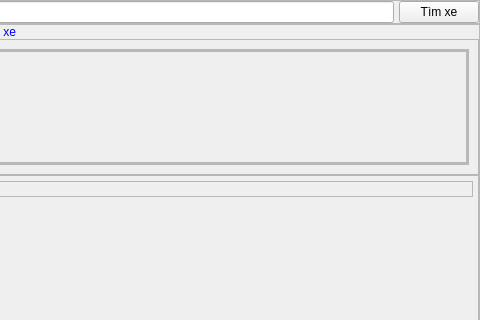
Before: the Qt Designer form Source code/view/ui/thueXe.ui in hunglequoc2001/Capstone_TKXDPM.20221_Group8, drawn with Qt 5; both pictures show x 514 to 994 and y 0 to 320 of the 994 by 742 pixel window.
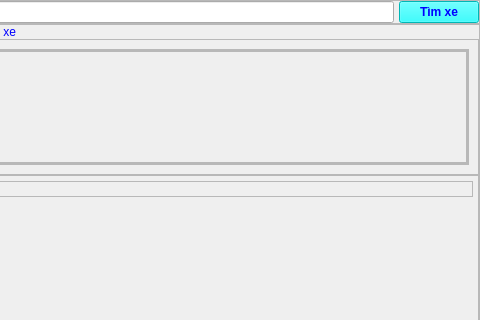
After: the same form once the commit is applied. Icons and pictures are not drawn.

```diff
--- a/Source code/view/ui/thueXe.ui
+++ b/Source code/view/ui/thueXe.ui
@@ -71,6 +71,11 @@
       </item>
       <item>
        <widget class="QPushButton" name="pushButtonTimXe">
+        <property name="styleSheet">
+         <string notr="true">background-color: rgb(0, 255, 255);
+color: rgb(0, 0, 255);
+font:bold</string>
+        </property>
         <property name="text">
          <string>Tìm xe</string>
         </property>
```
